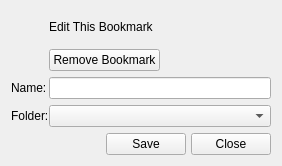
QupZilla/qupzilla, file src/bookmarks/bookmarkswidget.ui: the form before one commit.
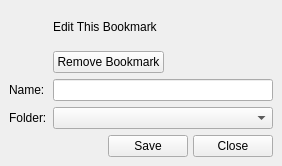
The form after the commit. Icons and pictures are not drawn. Custom widgets are drawn as their Qt base class.

What changed in the file:
```diff
--- a/src/bookmarks/bookmarkswidget.ui
+++ b/src/bookmarks/bookmarkswidget.ui
@@ -14,17 +14,17 @@
    <string/>
   </property>
   <layout class="QHBoxLayout" name="horizontalLayout_2">
+   <property name="margin">
+    <number>0</number>
+   </property>
    <item>
     <widget class="Frame" name="frame">
      <property name="frameShape">
       <enum>QFrame::NoFrame</enum>
      </property>
      <layout class="QGridLayout" name="gridLayout">
-      <property name="horizontalSpacing">
-       <number>0</number>
-      </property>
       <property name="margin">
-       <number>0</number>
+       <number>9</number>
       </property>
       <item row="0" column="0" rowspan="2">
        <widget class="QLabel" name="label">
```
Left out of the diff: 4 changed lines with no effect on the pictures.
